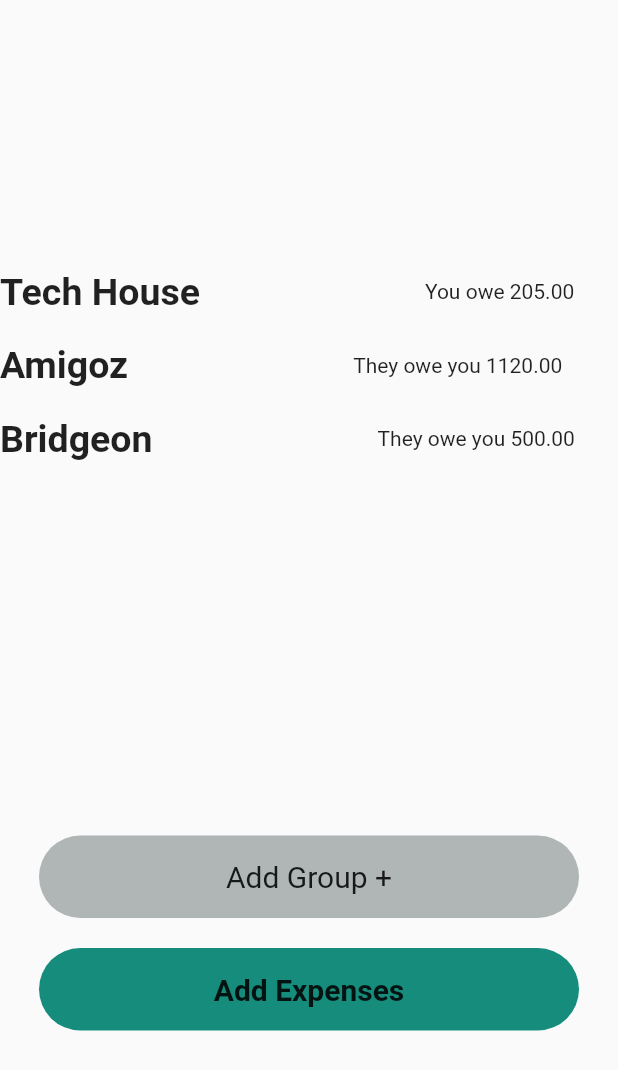
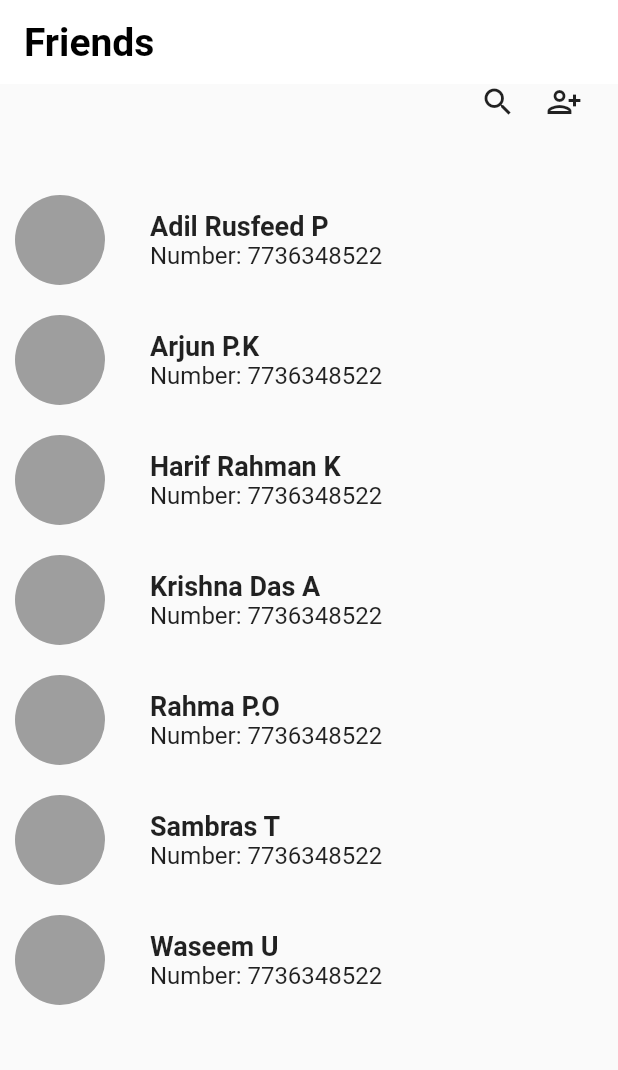
Before and after one commit to Ayishamarva7998/ExpenseTrack, a Flutter app: the friends_screen screen opened directly, on a phone screen of 412 x 824 dp. Shown: the top 1070 px of the screen. Run offline on Flutter 3.47's test engine with Material 2 defaults, Android fonts, the phone set to English and light mode, and no system bars.

Commit message:
friends and group page updated

```diff
--- a/lib/screens/friends_screen.dart
+++ b/lib/screens/friends_screen.dart
@@ -1,69 +1,69 @@
 import 'package:flutter/material.dart';
-
 
 class friends_screen extends StatelessWidget {
   const friends_screen({super.key});
 
   @override
   Widget build(BuildContext context) {
-    return SafeArea(
-      child: Scaffold(
+    return Scaffold(
+      appBar: AppBar( backgroundColor: Colors.white,elevation: 0, title: Text('Friends',style: TextStyle(fontWeight: FontWeight.bold,fontSize:26,color: Colors.black ,),),
+    ),
     body: Column(
       children: [
-            SizedBox(height: 180,),
-            Row(
-
-              children: [
-                Text('Tech House',style: TextStyle(fontWeight: FontWeight.bold,fontSize: 25),),
-                SizedBox(width: 150,),
-                Text('You owe 205.00'),
-              ],
-              ),
-              SizedBox(height: 20,),
         Row(
           children: [
-                Text('Amigoz',style: TextStyle(fontWeight: FontWeight.bold,fontSize: 25),),
-                SizedBox(width: 150,),
-                Text('They owe you 1120.00'),
-              ],       ),
-              SizedBox(height: 20),
-              Row(
-                 children: [
-                Text('Bridgeon',style: TextStyle(fontWeight: FontWeight.bold,fontSize: 25),),
-                SizedBox(width: 150,),
-                Text('They owe you 500.00'),
-              ], ),
-              SizedBox(height: 250,),
-              Container(
-                height: 55,
-                width: 360,
-
-                decoration: BoxDecoration(borderRadius: BorderRadius.circular(30), color: Color.fromARGB(255, 176, 181, 181),),
-                child: Align(
-                  alignment: Alignment.center,
-                  child: Text('Add Group +',style: TextStyle(fontSize: 20),)),
+            SizedBox(width: 320,),
+            Icon(Icons.search),
+            SizedBox(width: 20,),
+            Icon(Icons.person_add_alt)
+          ],
 
         ),
+        SizedBox(height: 50,),
+        contactlist(name: 'Adil Rusfeed P',number: '7736348522'),
         SizedBox(height: 20,),
-              Container(
-                height: 55,
-                width: 360,
-                decoration: BoxDecoration(borderRadius: BorderRadius.circular(30), color: Color.fromARGB(255, 22, 140, 124),),
-                child: Align(
-                  alignment: Alignment.center,
-                  child: Text('Add Expenses',style: TextStyle(fontWeight: FontWeight.bold,fontSize: 20),)),
-
-              )
+        contactlist(name: 'Arjun P.K',number: '7736348522'),
+         SizedBox(height: 20,),
+        contactlist(name: 'Harif Rahman K',number: '7736348522'),
+         SizedBox(height: 20,),
+        contactlist(name: 'Krishna Das A',number: '7736348522'),
+         SizedBox(height: 20,),
+        contactlist(name: 'Rahma P.O',number: '7736348522'),
+         SizedBox(height: 20,),
+        contactlist(name: 'Sambras T',number: '7736348522'),
+         SizedBox(height: 20,),
+        contactlist(name: 'Waseem U',number: '7736348522'),
+         SizedBox(height: 20,),
       ],
     ),
 
 
+    );
+  }
 
-
-
-
+  Row contactlist({required String name, required String number}) {
+  return Row(
+    children: [
+      SizedBox(width: 10),
+      CircleAvatar(radius: 30, backgroundColor: Colors.grey),
+      SizedBox(width: 30),
+      Column(
+        crossAxisAlignment: CrossAxisAlignment.start,
+        children: [
+          Text(
+            name,
+            style: TextStyle(fontWeight: FontWeight.bold, fontSize: 18),
+          ),
+          Text(
+            'Number: $number',
+            style: TextStyle(fontSize: 16),
 
           ),
+
+        ],
+      ),
+    ],
   );
 }
+
   }
--- a/lib/screens/groups_screen.dart
+++ b/lib/screens/groups_screen.dart
@@ -1,12 +1,52 @@
 import 'package:flutter/material.dart';
+
 
 class groups_screen extends StatelessWidget {
   const groups_screen({super.key});
 
   @override
   Widget build(BuildContext context) {
-    return Scaffold(
+    return SafeArea(
+      child: Scaffold(
+        body: Column(
+          children: [
+            Image.asset('assets/billss.jpg'),
+            SizedBox(height: 100,),
+            ListTile(leading: Text('Tech House',style: TextStyle(fontWeight: FontWeight.bold),),trailing: Text('You owe 205.00 '),),
+             ListTile(leading: Text('Amigoz',style: TextStyle(fontWeight: FontWeight.bold),),trailing: Text('They owe you 1120.00 '),),
+              ListTile(leading: Text('Bridgeon',style: TextStyle(fontWeight: FontWeight.bold),),trailing: Text('They owe you 500.00'),),
 
+              SizedBox(height: 80,),
+              Container(
+                height: 55,
+                width: 360,
+
+                decoration: BoxDecoration(borderRadius: BorderRadius.circular(30), color: Color.fromARGB(255, 176, 181, 181),),
+                child: Align(
+                  alignment: Alignment.center,
+                  child: Text('Add Group +',style: TextStyle(fontSize: 20),)),
+
+              ),
+              SizedBox(height: 20,),
+              Container(
+                height: 55,
+                width: 360,
+                decoration: BoxDecoration(borderRadius: BorderRadius.circular(30), color: Color.fromARGB(255, 22, 140, 124),),
+                child: Align(
+                  alignment: Alignment.center,
+                  child: Text('Add Expenses',style: TextStyle(fontWeight: FontWeight.bold,fontSize: 20),)),
+
+              )
+          ],
+        ),
+
+
+
+
+
+
+
+      ),
     );
   }
 }
--- a/lib/screens/settings_screen.dart
+++ b/lib/screens/settings_screen.dart
@@ -37,7 +37,7 @@ class settings extends StatelessWidget {
             elevation: 2,
             child: Container(height: 60,width: 360,
             child: Center(
-              child: ListTile(leading: Icon(Icons.restart_alt),title: Text("Terms and conditions"),
+              child: ListTile(leading: Icon(Icons.restart_alt),title: Text("Terms and Conditions"),
               trailing: Icon(Icons.arrow_forward_ios,),),
             ),),
           ),
```
Also changed, not shown: assets/billss.jpg (added). Lines whose indentation alone changed are shown as unchanged.
